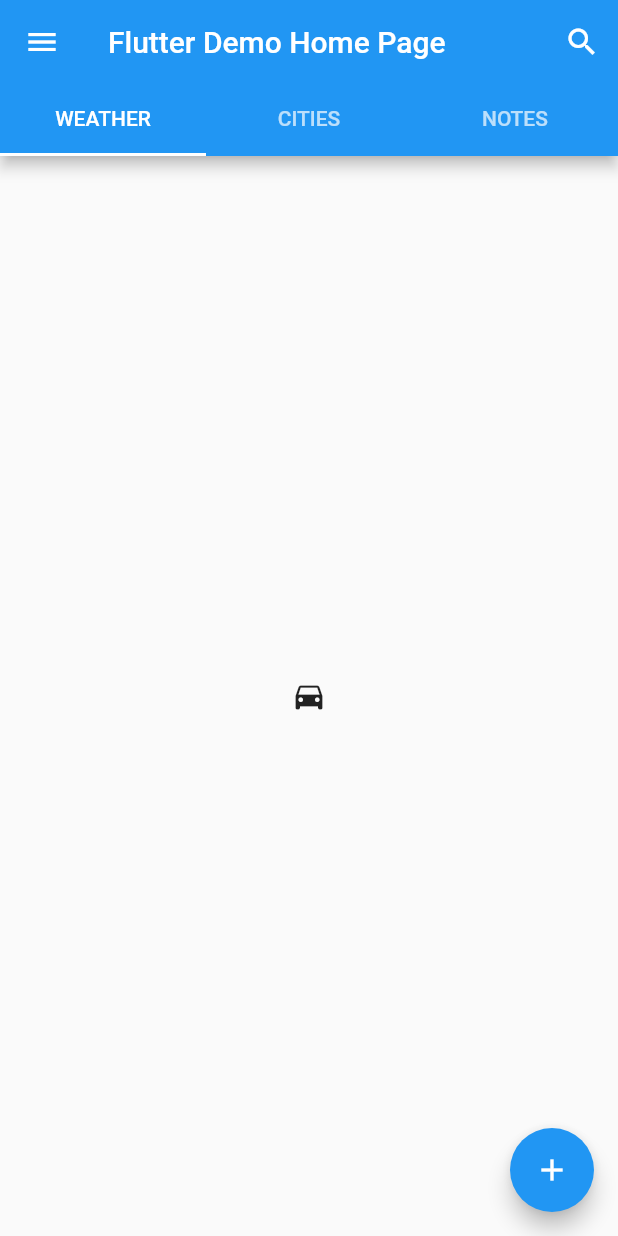
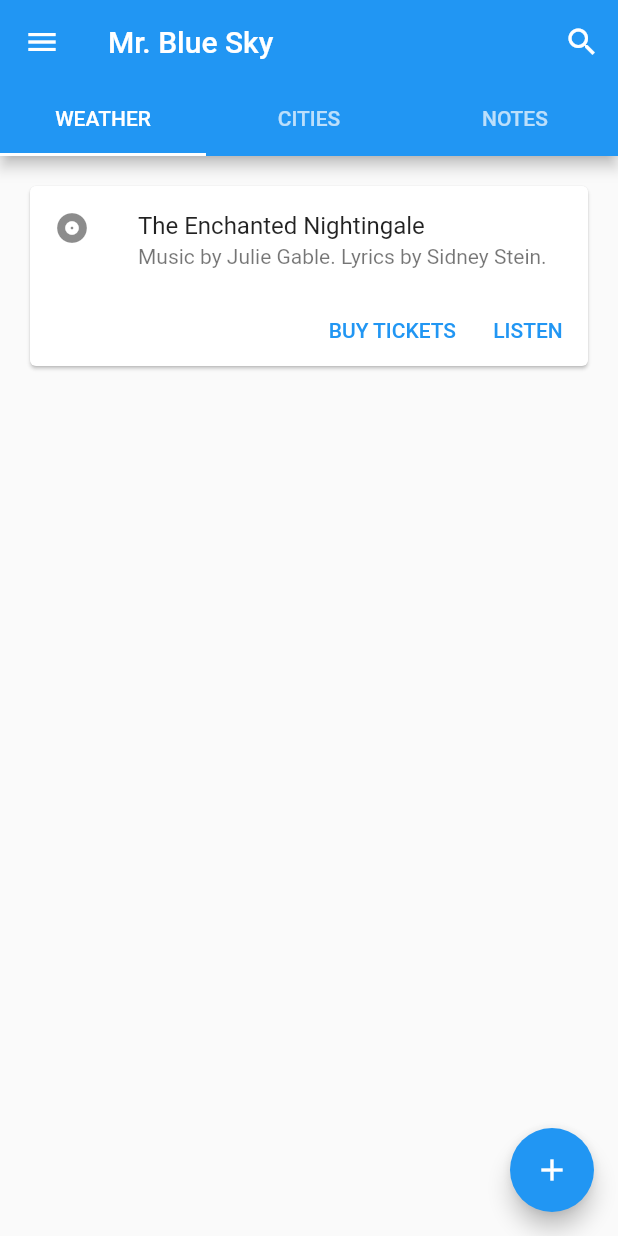
Before and after one commit to jacobszpz/MrBlueSky, a Flutter app: the screen it shows after launch, on a phone screen of 412 x 824 dp. Run offline on Flutter 3.47's test engine with Material 2 defaults, Android fonts, the phone set to English and light mode, and no system bars; our stand-ins replace settings_ui, sqflite; accounts and stored records are empty.

Commit message:
Convert custom list items to ListTile's, add Settings page
Add Firebase, settings_ui dependencies

```diff
--- a/lib/main.dart
+++ b/lib/main.dart
@@ -3,10 +3,11 @@
 import 'package:flutter/material.dart';
 import 'package:mr_blue_sky/api/iqair/api.dart';
 import 'package:mr_blue_sky/db/countries.dart';
-import 'package:mr_blue_sky/widgets/cities/city_container.dart';
+import 'package:mr_blue_sky/widgets/cities/city_tab.dart';
 import 'package:mr_blue_sky/widgets/drawer.dart';
 import 'package:mr_blue_sky/widgets/notes/create_note.dart';
-import 'package:mr_blue_sky/widgets/notes/note_container.dart';
+import 'package:mr_blue_sky/widgets/notes/note_tab.dart';
+import 'package:mr_blue_sky/widgets/weather/weather_tab.dart';
 
 void main() {
   runApp(const MyApp());
@@ -31,7 +32,7 @@
           headline6: TextStyle(fontSize: 36.0),
           bodyText2: TextStyle(fontSize: 14.0),*/
               )),
-      home: const MyHomePage(title: 'Flutter Demo Home Page'),
+      home: const MyHomePage(title: 'Mr. Blue Sky'),
     );
   }
 }
@@ -114,35 +115,10 @@
           ]),
       body: TabBarView(
         controller: _tabController,
-        children: [
-          Icon(Icons.directions_car),
-          ListView(
-            padding: const EdgeInsets.all(0),
-            children: <Widget>[
-              CityContainer(title: "Preston, England"),
-              CityContainer(title: "Manchester, England"),
-              CityContainer(title: "London, England")
-            ],
-          ),
-          ListView(
-            padding: const EdgeInsets.all(0),
-            children: <Widget>[
-              NoteContainer(title: "Preston, England"),
-              NoteContainer(title: "Manchester, England"),
-              NoteContainer(title: "London, England")
-            ],
-          )
-          /* _notes.isNotEmpty
-              ? ListView.builder(
-              padding: const EdgeInsets.all(8),
-              itemCount: _notes.length,
-              itemBuilder: (BuildContext context, int index) {
-                return Container(
-                  height: 50,
-                  child: Center(child: Text('Entry')),
-                );
-              }
-              ) : const Center(child: Text("Try adding a note :)")),*/
+        children: const <Widget>[
+          WeatherTab(),
+          CityTab(),
+          NoteTab(),
         ],
       ),
       floatingActionButton: FloatingActionButton(
--- a/lib/widgets/drawer.dart
+++ b/lib/widgets/drawer.dart
@@ -1,4 +1,5 @@
 import 'package:flutter/material.dart';
+import 'package:mr_blue_sky/widgets/settings.dart';
 
 class MyAppDrawer extends StatefulWidget {
   const MyAppDrawer({Key? key, required this.title}) : super(key: key);
@@ -29,10 +30,8 @@ class _MyAppDrawerState extends State<MyAppDrawer> {
                   fontSize: Theme.of(context).textTheme.subtitle1?.fontSize),
             ),
             onTap: () {
-              // Update the state of the app
-              // ...
-              // Then close the drawer
               Navigator.pop(context);
+              Navigator.of(context).push(createSettingsRoute());
             },
           )
         ],
--- /dev/null
+++ b/lib/widgets/weather/weather_tab.dart
@@ -0,0 +1,46 @@
+import 'package:flutter/material.dart';
+
+class WeatherTab extends StatefulWidget {
+  const WeatherTab({Key? key}) : super(key: key);
+
+  @override
+  State<WeatherTab> createState() => _WeatherTabState();
+}
+
+class _WeatherTabState extends State<WeatherTab> {
+  @override
+  Widget build(BuildContext context) {
+    return Padding(
+      padding: const EdgeInsets.all(16.0),
+      child: Column(children: [
+        Card(
+          child: Column(
+            mainAxisSize: MainAxisSize.min,
+            children: <Widget>[
+              const ListTile(
+                leading: Icon(Icons.album),
+                title: Text('The Enchanted Nightingale'),
+                subtitle: Text('Music by Julie Gable. Lyrics by Sidney Stein.'),
+              ),
+              Row(
+                mainAxisAlignment: MainAxisAlignment.end,
+                children: <Widget>[
+                  TextButton(
+                    child: const Text('BUY TICKETS'),
+                    onPressed: () {/* ... */},
+                  ),
+                  const SizedBox(width: 8),
+                  TextButton(
+                    child: const Text('LISTEN'),
+                    onPressed: () {/* ... */},
+                  ),
+                  const SizedBox(width: 8),
+                ],
+              ),
+            ],
+          ),
+        )
+      ]),
+    );
+  }
+}
--- a/pubspec.yaml
+++ b/pubspec.yaml
@@ -36,6 +36,7 @@ dependencies:
   cupertino_icons: ^1.0.2
   http: ^0.13.4
   sqflite: ^2.0.2
+  settings_ui: ^2.0.2
 
 dev_dependencies:
   flutter_test:
```
Also changed, not shown: lib/models/note.dart (added, +24 -0 lines), lib/models/settings.dart (added, +26 -0 lines), lib/models/weather_type.dart (added, +14 -0 lines), lib/widgets/cities/city_container.dart (+11 -14 lines), lib/widgets/cities/city_tab.dart (added, +24 -0 lines), lib/widgets/notes/note_container.dart (+13 -19 lines), lib/widgets/notes/note_tab.dart (added, +44 -0 lines), lib/widgets/settings.dart (added, +93 -0 lines), pubspec.lock, 4 other files.
